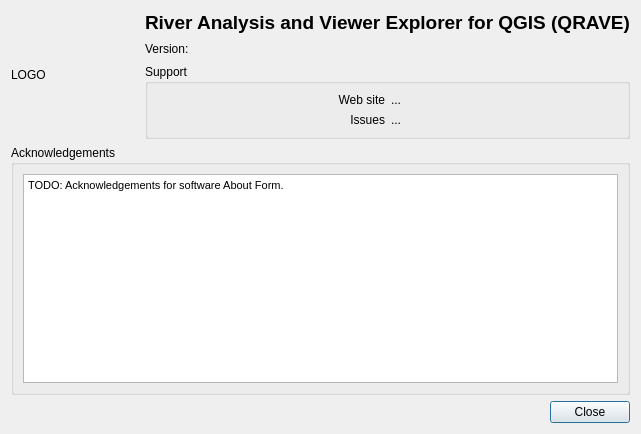
Before: the Qt Designer form src/ui/about_dialog.ui in Riverscapes/QRAVEPlugin, drawn with Qt 5.
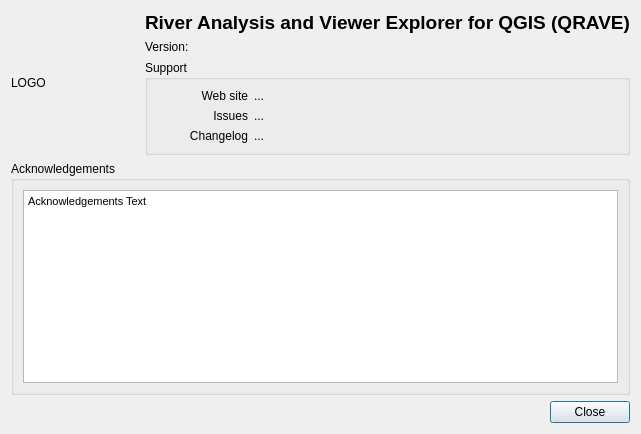
After: the same form once the commit is applied.

Commit message: really minor update to fix about screen fixes #11

```diff
--- a/src/ui/about_dialog.ui
+++ b/src/ui/about_dialog.ui
@@ -6,7 +6,7 @@
    <rect>
     <x>0</x>
     <y>0</y>
-    <width>455</width>
+    <width>524</width>
     <height>434</height>
    </rect>
   </property>
@@ -69,9 +69,15 @@
          <property name="title">
           <string>Support</string>
          </property>
-         <layout class="QGridLayout" name="gridLayout">
-          <item row="0" column="0">
-           <widget class="QLabel" name="issuesLabel">
+         <property name="flat">
+          <bool>false</bool>
+         </property>
+         <property name="checkable">
+          <bool>false</bool>
+         </property>
+         <layout class="QGridLayout" name="gridLayout" columnstretch="1,4">
+          <item row="0" column="1">
+           <widget class="QLabel" name="website">
             <property name="sizePolicy">
              <sizepolicy hsizetype="MinimumExpanding" vsizetype="Preferred">
               <horstretch>0</horstretch>
@@ -79,10 +85,32 @@
              </sizepolicy>
             </property>
             <property name="text">
-             <string>Web site</string>
+             <string>...</string>
             </property>
-            <property name="alignment">
-             <set>Qt::AlignRight|Qt::AlignTrailing|Qt::AlignVCenter</set>
+            <property name="textFormat">
+             <enum>Qt::RichText</enum>
+            </property>
+            <property name="openExternalLinks">
+             <bool>true</bool>
+            </property>
+           </widget>
+          </item>
+          <item row="1" column="1">
+           <widget class="QLabel" name="issues">
+            <property name="sizePolicy">
+             <sizepolicy hsizetype="MinimumExpanding" vsizetype="Preferred">
+              <horstretch>0</horstretch>
+              <verstretch>0</verstretch>
+             </sizepolicy>
+            </property>
+            <property name="text">
+             <string>...</string>
+            </property>
+            <property name="textFormat">
+             <enum>Qt::RichText</enum>
+            </property>
+            <property name="openExternalLinks">
+             <bool>true</bool>
             </property>
            </widget>
           </item>
@@ -102,8 +130,8 @@
             </property>
            </widget>
           </item>
-          <item row="1" column="1">
-           <widget class="QLabel" name="issues">
+          <item row="0" column="0">
+           <widget class="QLabel" name="issuesLabel">
             <property name="sizePolicy">
              <sizepolicy hsizetype="MinimumExpanding" vsizetype="Preferred">
               <horstretch>0</horstretch>
@@ -111,35 +139,36 @@
              </sizepolicy>
             </property>
             <property name="text">
-             <string>...</string>
+             <string>Web site</string>
             </property>
-            <property name="textFormat">
-             <enum>Qt::RichText</enum>
+            <property name="alignment">
+             <set>Qt::AlignRight|Qt::AlignTrailing|Qt::AlignVCenter</set>
             </property>
             <property name="openExternalLinks">
              <bool>true</bool>
             </property>
            </widget>
           </item>
-          <item row="0" column="1">
-           <widget class="QLabel" name="website">
-            <property name="sizePolicy">
-             <sizepolicy hsizetype="MinimumExpanding" vsizetype="Preferred">
-              <horstretch>0</horstretch>
-              <verstretch>0</verstretch>
-             </sizepolicy>
-            </property>
+          <item row="2" column="1">
+           <widget class="QLabel" name="changelog">
             <property name="text">
              <string>...</string>
             </property>
-            <property name="textFormat">
-             <enum>Qt::RichText</enum>
-            </property>
             <property name="openExternalLinks">
              <bool>true</bool>
             </property>
            </widget>
           </item>
+          <item row="2" column="0">
+           <widget class="QLabel" name="changelogLabel">
+            <property name="text">
+             <string>Changelog</string>
+            </property>
+            <property name="alignment">
+             <set>Qt::AlignRight|Qt::AlignTrailing|Qt::AlignVCenter</set>
+            </property>
+           </widget>
+          </item>
          </layout>
         </widget>
        </item>
@@ -166,7 +195,7 @@
 &lt;html&gt;&lt;head&gt;&lt;meta name=&quot;qrichtext&quot; content=&quot;1&quot; /&gt;&lt;style type=&quot;text/css&quot;&gt;
 p, li { white-space: pre-wrap; }
 &lt;/style&gt;&lt;/head&gt;&lt;body style=&quot; font-family:'MS Shell Dlg 2'; font-size:8pt; font-weight:400; font-style:normal;&quot;&gt;
-&lt;p style=&quot; margin-top:0px; margin-bottom:0px; margin-left:0px; margin-right:0px; -qt-block-indent:0; text-indent:0px;&quot;&gt;TODO: Acknowledgements for software About Form.&lt;/p&gt;&lt;/body&gt;&lt;/html&gt;</string>
+&lt;p style=&quot; margin-top:0px; margin-bottom:0px; margin-left:0px; margin-right:0px; -qt-block-indent:0; text-indent:0px;&quot;&gt;Acknowledgements Text&lt;/p&gt;&lt;/body&gt;&lt;/html&gt;</string>
         </property>
        </widget>
       </item>
```
Left out of the diff: 3 changed lines with no effect on the pictures. The commit also changes 4 other files.
